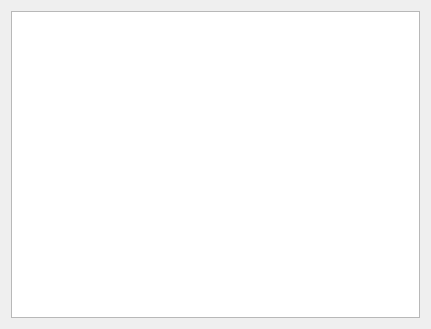
Above: src/OpenParEMg/Materials.ui from OpenParEM/OpenParEM before the change. Below: the same form after it.
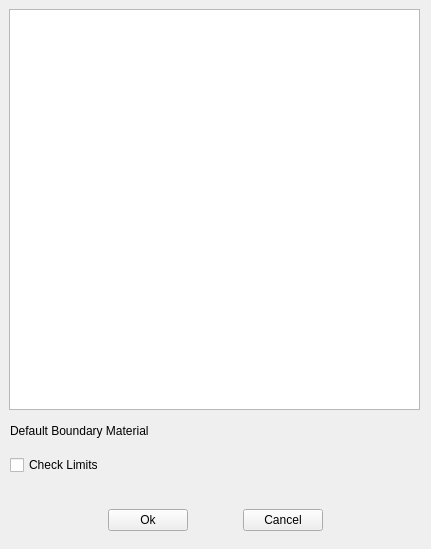
That is the form after the change.

Commit message: expanded the materials edit form to cover all materials operations

What changed in the file:
```diff
--- a/src/OpenParEMg/Materials.ui
+++ b/src/OpenParEMg/Materials.ui
@@ -7,7 +7,7 @@
     <x>0</x>
     <y>0</y>
     <width>431</width>
-    <height>329</height>
+    <height>549</height>
    </rect>
   </property>
   <property name="sizePolicy">
@@ -19,18 +19,163 @@
   <property name="windowTitle">
    <string>Materials Editor</string>
   </property>
-  <layout class="QVBoxLayout" name="verticalLayout">
-   <item>
-    <layout class="QHBoxLayout" name="materialsMenuBar">
-     <property name="sizeConstraint">
-      <enum>QLayout::SizeConstraint::SetNoConstraint</enum>
-     </property>
-    </layout>
-   </item>
-   <item>
-    <widget class="QTreeView" name="materialsTreeView"/>
-   </item>
-  </layout>
+  <widget class="QWidget" name="horizontalLayoutWidget">
+   <property name="geometry">
+    <rect>
+     <x>10</x>
+     <y>500</y>
+     <width>411</width>
+     <height>41</height>
+    </rect>
+   </property>
+   <layout class="QHBoxLayout" name="horizontalLayout">
+    <item>
+     <spacer name="horizontalSpacer_3">
+      <property name="orientation">
+       <enum>Qt::Orientation::Horizontal</enum>
+      </property>
+      <property name="sizeHint" stdset="0">
+       <size>
+        <width>40</width>
+        <height>20</height>
+       </size>
+      </property>
+     </spacer>
+    </item>
+    <item>
+     <spacer name="horizontalSpacer_4">
+      <property name="orientation">
+       <enum>Qt::Orientation::Horizontal</enum>
+      </property>
+      <property name="sizeHint" stdset="0">
+       <size>
+        <width>40</width>
+        <height>20</height>
+       </size>
+      </property>
+     </spacer>
+    </item>
+    <item>
+     <widget class="QPushButton" name="OkButton">
+      <property name="text">
+       <string>Ok</string>
+      </property>
+      <property name="autoDefault">
+       <bool>false</bool>
+      </property>
+     </widget>
+    </item>
+    <item>
+     <spacer name="horizontalSpacer">
+      <property name="orientation">
+       <enum>Qt::Orientation::Horizontal</enum>
+      </property>
+      <property name="sizeHint" stdset="0">
+       <size>
+        <width>40</width>
+        <height>20</height>
+       </size>
+      </property>
+     </spacer>
+    </item>
+    <item>
+     <widget class="QPushButton" name="CancelButton">
+      <property name="text">
+       <string>Cancel</string>
+      </property>
+      <property name="autoDefault">
+       <bool>false</bool>
+      </property>
+     </widget>
+    </item>
+    <item>
+     <spacer name="horizontalSpacer_5">
+      <property name="orientation">
+       <enum>Qt::Orientation::Horizontal</enum>
+      </property>
+      <property name="sizeHint" stdset="0">
+       <size>
+        <width>40</width>
+        <height>20</height>
+       </size>
+      </property>
+     </spacer>
+    </item>
+    <item>
+     <spacer name="horizontalSpacer_2">
+      <property name="orientation">
+       <enum>Qt::Orientation::Horizontal</enum>
+      </property>
+      <property name="sizeHint" stdset="0">
+       <size>
+        <width>40</width>
+        <height>20</height>
+       </size>
+      </property>
+     </spacer>
+    </item>
+   </layout>
+  </widget>
+  <widget class="QWidget" name="horizontalLayoutWidget_2">
+   <property name="geometry">
+    <rect>
+     <x>9</x>
+     <y>9</y>
+     <width>411</width>
+     <height>401</height>
+    </rect>
+   </property>
+   <layout class="QHBoxLayout" name="horizontalLayout_2">
+    <item>
+     <widget class="QTreeView" name="materialsTreeView"/>
+    </item>
+   </layout>
+  </widget>
+  <widget class="QWidget" name="horizontalLayoutWidget_3">
+   <property name="geometry">
+    <rect>
+     <x>10</x>
+     <y>420</y>
+     <width>411</width>
+     <height>21</height>
+    </rect>
+   </property>
+   <layout class="QHBoxLayout" name="horizontalLayout_3">
+    <item>
+     <widget class="QLabel" name="label">
+      <property name="text">
+       <string>Default Boundary Material</string>
+      </property>
+     </widget>
+    </item>
+    <item>
+     <widget class="QLabel" name="defaultBoundaryMaterial">
+      <property name="text">
+       <string/>
+      </property>
+     </widget>
+    </item>
+   </layout>
+  </widget>
+  <widget class="QWidget" name="horizontalLayoutWidget_4">
+   <property name="geometry">
+    <rect>
+     <x>10</x>
+     <y>450</y>
+     <width>411</width>
+     <height>31</height>
+    </rect>
+   </property>
+   <layout class="QHBoxLayout" name="horizontalLayout_4">
+    <item>
+     <widget class="QCheckBox" name="checkLimits">
+      <property name="text">
+       <string>Check Limits</string>
+      </property>
+     </widget>
+    </item>
+   </layout>
+  </widget>
  </widget>
  <resources/>
  <connections/>
```
The commit also changes 5 other files.
